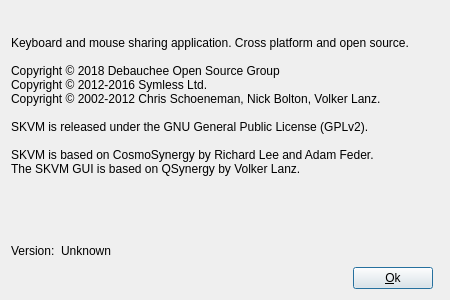
Above: src/gui/src/AboutDialogBase.ui from SergeyGadzhilov/SKVM before the change. Below: the same form after it.
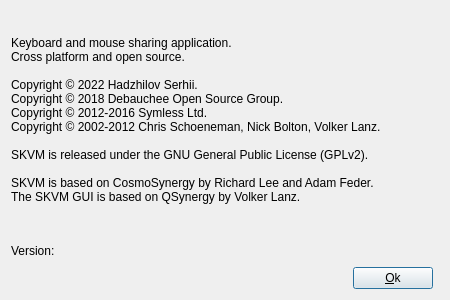
That is the form after the change. Icons and pictures are not drawn.

Commit message: Update about dialog

Diff of the .ui file:
```diff
--- a/src/gui/src/AboutDialogBase.ui
+++ b/src/gui/src/AboutDialogBase.ui
@@ -51,8 +51,10 @@
      </property>
      <property name="text">
       <string>&lt;p&gt;
-Keyboard and mouse sharing application. Cross platform and open source.&lt;br /&gt;&lt;br /&gt;
-Copyright © 2018 Debauchee Open Source Group&lt;br /&gt;
+Keyboard and mouse sharing application. &lt;br /&gt;
+Cross platform and open source.&lt;br /&gt;&lt;br /&gt;
+Copyright © 2022 Hadzhilov Serhii.&lt;br /&gt;
+Copyright © 2018 Debauchee Open Source Group.&lt;br /&gt;
 Copyright © 2012-2016 Symless Ltd.&lt;br /&gt;
 Copyright © 2002-2012 Chris Schoeneman, Nick Bolton, Volker Lanz.&lt;br /&gt;&lt;br /&gt;
 SKVM is released under the GNU General Public License (GPLv2).&lt;br /&gt;&lt;br /&gt;
@@ -137,7 +139,7 @@
         </sizepolicy>
        </property>
        <property name="text">
-        <string>Unknown</string>
+        <string/>
        </property>
        <property name="margin">
         <number>1</number>
```
The commit also changes 9 other files.
